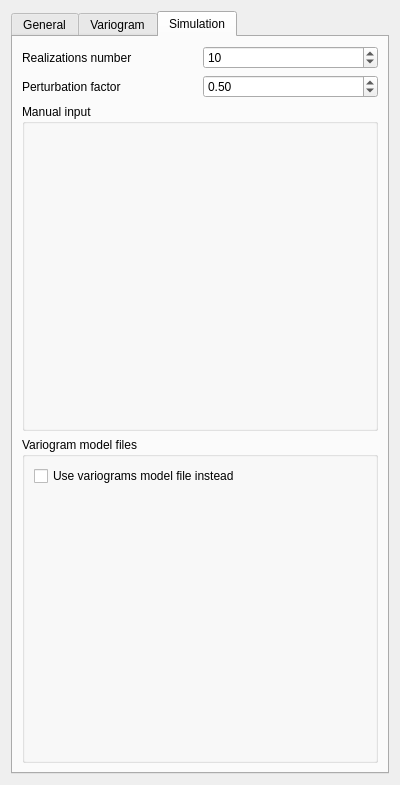
Old version of the form ui/sd_perturbation_uncertainty.ui in the repository robertorolo/LPM-Geomod_Suite.
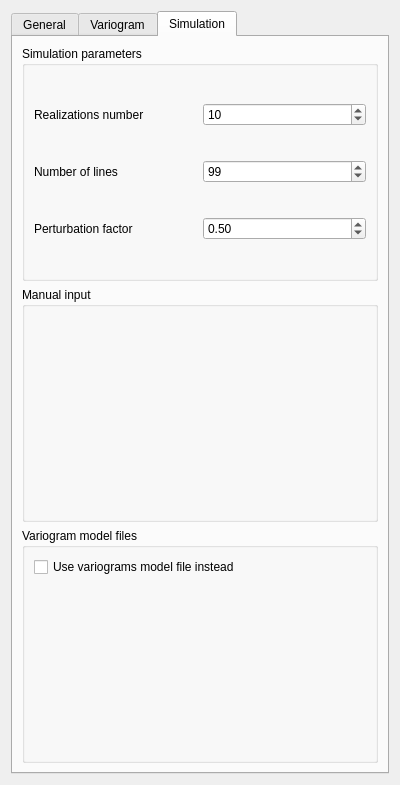
New version of the form. The open tabs and pages were chosen to show the change. Custom widgets are drawn as their Qt base class.

What changed in the file:
```diff
--- a/ui/sd_perturbation_uncertainty.ui
+++ b/ui/sd_perturbation_uncertainty.ui
@@ -180,14 +180,80 @@
        <string>Simulation</string>
       </attribute>
       <layout class="QGridLayout" name="gridLayout_2">
-       <item row="0" column="1">
-        <widget class="QSpinBox" name="spinBox">
-         <property name="value">
-          <number>10</number>
+       <item row="0" column="0">
+        <widget class="QGroupBox" name="groupBox">
+         <property name="title">
+          <string>Simulation parameters</string>
          </property>
+         <layout class="QGridLayout" name="gridLayout_8">
+          <item row="3" column="0">
+           <widget class="QLabel" name="label_4">
+            <property name="text">
+             <string>Number of lines</string>
+            </property>
+           </widget>
+          </item>
+          <item row="1" column="1">
+           <widget class="QSpinBox" name="spinBox">
+            <property name="value">
+             <number>10</number>
+            </property>
+           </widget>
+          </item>
+          <item row="5" column="1">
+           <widget class="QDoubleSpinBox" name="doubleSpinBox">
+            <property name="value">
+             <double>0.500000000000000</double>
+            </property>
+           </widget>
+          </item>
+          <item row="3" column="1">
+           <widget class="QSpinBox" name="spinBox_2">
+            <property name="maximum">
+             <number>10000</number>
+            </property>
+            <property name="value">
+             <number>99</number>
+            </property>
+           </widget>
+          </item>
+          <item row="1" column="0">
+           <widget class="QLabel" name="label_2">
+            <property name="text">
+             <string>Realizations number</string>
+            </property>
+           </widget>
+          </item>
+          <item row="5" column="0">
+           <widget class="QLabel" name="label_3">
+            <property name="text">
+             <string>Perturbation factor</string>
+            </property>
+           </widget>
+          </item>
+         </layout>
         </widget>
        </item>
-       <item row="3" column="0" colspan="2">
+       <item row="1" column="0">
+        <widget class="QGroupBox" name="groupBox_7">
+         <property name="title">
+          <string>Manual input</string>
+         </property>
+         <layout class="QGridLayout" name="gridLayout_6">
+          <item row="0" column="0">
+           <widget class="Indicator_regionalization_input" name="indicator_regionalization_input_2">
+            <property name="sizePolicy">
+             <sizepolicy hsizetype="Expanding" vsizetype="Preferred">
+              <horstretch>0</horstretch>
+              <verstretch>0</verstretch>
+             </sizepolicy>
+            </property>
+           </widget>
+          </item>
+         </layout>
+        </widget>
+       </item>
+       <item row="2" column="0">
         <widget class="QGroupBox" name="groupBox_8">
          <property name="title">
           <string>Variogram model files</string>
@@ -216,46 +282,6 @@
          </layout>
         </widget>
        </item>
-       <item row="2" column="0" colspan="2">
-        <widget class="QGroupBox" name="groupBox_7">
-         <property name="title">
-          <string>Manual input</string>
-         </property>
-         <layout class="QGridLayout" name="gridLayout_6">
-          <item row="0" column="0">
-           <widget class="Indicator_regionalization_input" name="indicator_regionalization_input_2">
-            <property name="sizePolicy">
-             <sizepolicy hsizetype="Expanding" vsizetype="Preferred">
-              <horstretch>0</horstretch>
-              <verstretch>0</verstretch>
-             </sizepolicy>
-            </property>
-           </widget>
-          </item>
-         </layout>
-        </widget>
-       </item>
-       <item row="0" column="0">
-        <widget class="QLabel" name="label_2">
-         <property name="text">
-          <string>Realizations number</string>
-         </property>
-        </widget>
-       </item>
-       <item row="1" column="0">
-        <widget class="QLabel" name="label_3">
-         <property name="text">
-          <string>Perturbation factor</string>
-         </property>
-        </widget>
-       </item>
-       <item row="1" column="1">
-        <widget class="QDoubleSpinBox" name="doubleSpinBox">
-         <property name="value">
-          <double>0.500000000000000</double>
-         </property>
-        </widget>
-       </item>
       </layout>
      </widget>
     </widget>
```
